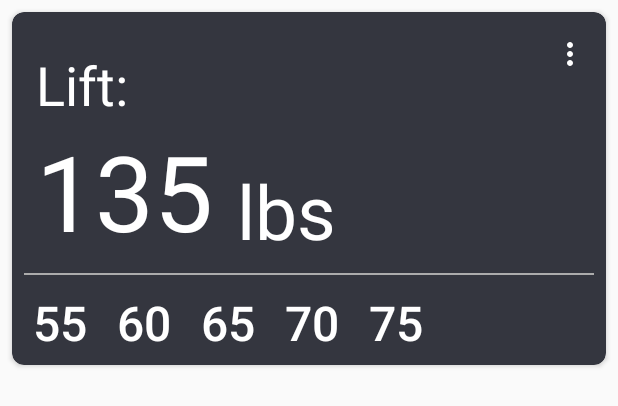
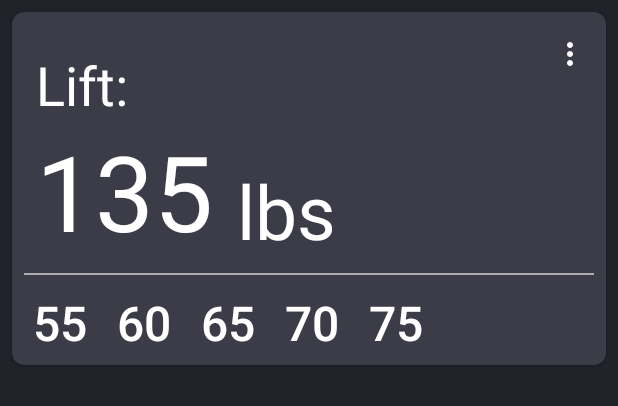
Before and after one commit to Durian-Inc/SwolyV2, an Android app: the layout maxes_card.xml on its own in the app's theme, with its tools: preview values and no code run, on a phone screen of 412 x 824 dp. Shown: the top 406 px of the screen. Run offline under Robolectric (Android 15) with nearby library versions, the phone set to English and light mode, and no system bars.

Commit message:
Finished colors

```diff
--- a/mobile/src/main/res/values/colors.xml
+++ b/mobile/src/main/res/values/colors.xml
@@ -2,8 +2,8 @@
 <resources>
     <color name="colorPrimary">#d33682</color>
     <color name="background">#21222a</color>
-    <color name="cardBackground">#34363f</color>
-    <color name="colorPrimaryDark">#b52f6f</color>
+    <color name="cardBackground">#3b3c47</color>
+    <color name="colorPrimaryDark">#a52c67</color>
     <color name="colorAccent">#d33682</color>
     <color name="actionBarGray">#FFF</color>
     <color name="swolyWordColor">#263238</color>
--- a/mobile/src/main/res/values/styles.xml
+++ b/mobile/src/main/res/values/styles.xml
@@ -6,6 +6,8 @@
         <item name="colorPrimary">@color/colorPrimary</item>
         <item name="colorPrimaryDark">@color/colorPrimaryDark</item>
         <item name="colorAccent">@color/colorAccent</item>
+        <item name="android:navigationBarColor">@color/background</item>
+        <item name="android:windowBackground">@color/background</item>
     </style>
 
     <style name="ToolbarTheme" parent="@style/ThemeOverlay.AppCompat.Dark.ActionBar">
```
